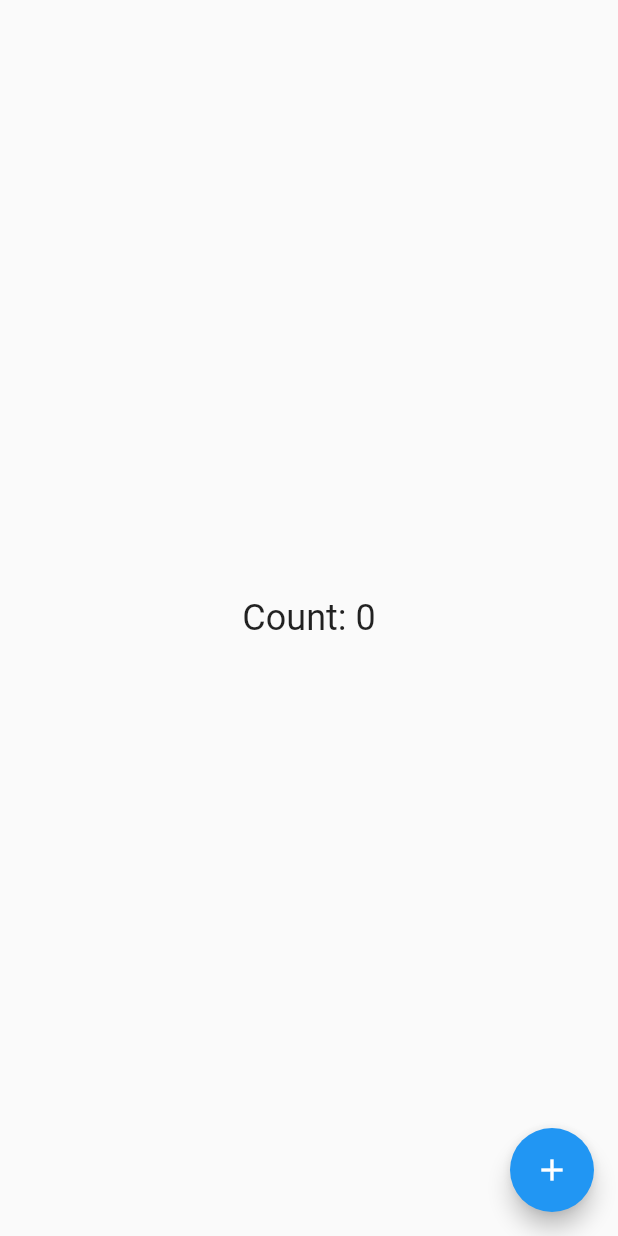
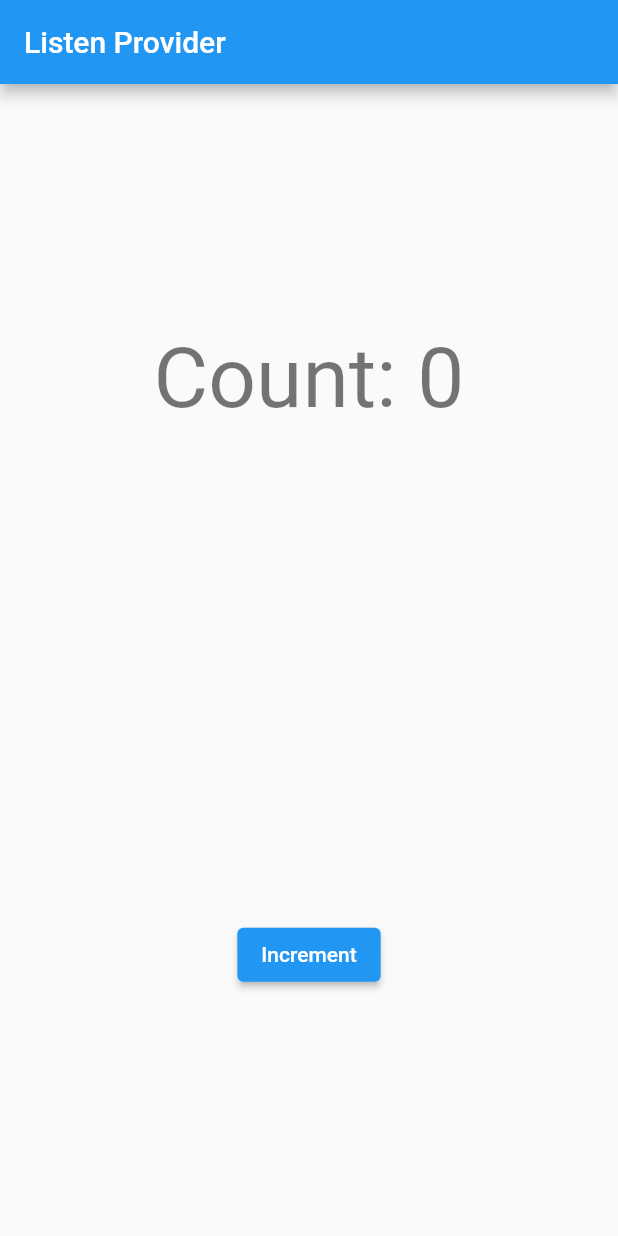
Before and after one commit to hiroshu-diary/riverpod_sample, a Flutter app: the screen it shows after launch, on a phone screen of 412 x 824 dp. Run offline on Flutter 3.47's test engine with Material 2 defaults, Android fonts, the phone set to English and light mode, and no system bars; our stand-ins replace freezed_annotation, gap, hooks_riverpod.

Commit message:
Chapter 19

```diff
--- /dev/null
+++ b/lib/listen_provider_page.dart
@@ -0,0 +1,58 @@
+import 'package:flutter/material.dart';
+import 'package:gap/gap.dart';
+import 'package:hooks_riverpod/hooks_riverpod.dart';
+
+final counterProvider = StateProvider<int>((ref) {
+  return 0;
+});
+
+class ListenProviderPage extends ConsumerWidget {
+  const ListenProviderPage({Key? key}) : super(key: key);
+
+  @override
+  Widget build(BuildContext context, WidgetRef ref) {
+    ref.listen<int>(
+      counterProvider,
+      (previous, next) {
+        if (next.isEven) {
+          return;
+        }
+        showDialog<void>(
+          context: context,
+          builder: (context) {
+            return const AlertDialog(
+              title: Text('Current number is Odd !!'),
+            );
+          },
+        );
+      },
+      onError: (error, stackTrace) => debugPrint('$error'),
+    );
+    return Scaffold(
+      appBar: AppBar(title: const Text('Listen Provider')),
+      body: SafeArea(
+        child: Padding(
+          padding: const EdgeInsets.all(16.0),
+          child: Center(
+            child: Column(
+              mainAxisAlignment: MainAxisAlignment.spaceEvenly,
+              children: [
+                Text(
+                  'Count: ${ref.watch(counterProvider)}',
+                  style: Theme.of(context).textTheme.headline2,
+                ),
+                const Gap(32),
+                ElevatedButton(
+                  onPressed: () => ref
+                      .read(counterProvider.notifier)
+                      .update((state) => state + 1),
+                  child: const Text('Increment'),
+                ),
+              ],
+            ),
+          ),
+        ),
+      ),
+    );
+  }
+}
--- a/lib/main.dart
+++ b/lib/main.dart
@@ -1,6 +1,6 @@
 import 'package:flutter/material.dart';
 import 'package:hooks_riverpod/hooks_riverpod.dart';
-import 'package:riverpod_sample/change_notifier/counter_page.dart';
+import 'package:riverpod_sample/listen_provider_page.dart';
 
 void main() {
   runApp(
@@ -16,7 +16,7 @@ class MyApp extends StatelessWidget {
   @override
   Widget build(BuildContext context) {
     return const MaterialApp(
-      home: CounterHook(),
+      home: ListenProviderPage(),
     );
   }
 }
--- a/pubspec.yaml
+++ b/pubspec.yaml
@@ -37,6 +37,7 @@ dependencies:
   flutter_hooks: ^0.18.3
   hooks_riverpod: ^1.0.3
   freezed_annotation: ^1.1.0
+  gap: ^2.0.0
 
 dev_dependencies:
   flutter_test:
```
Also changed, not shown: pubspec.lock.
